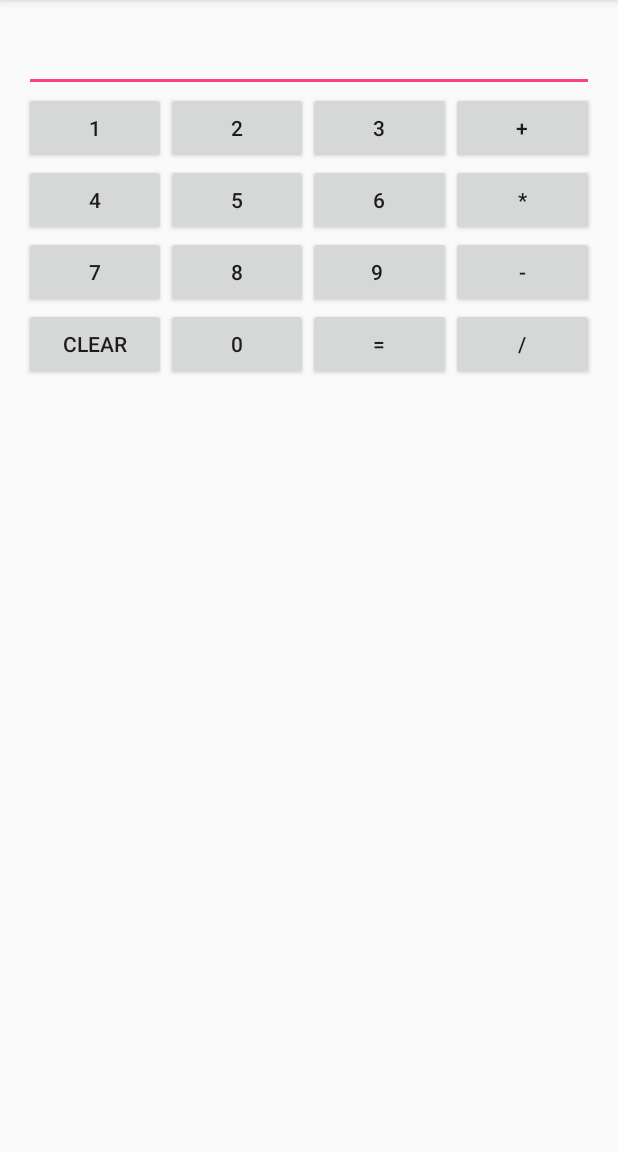
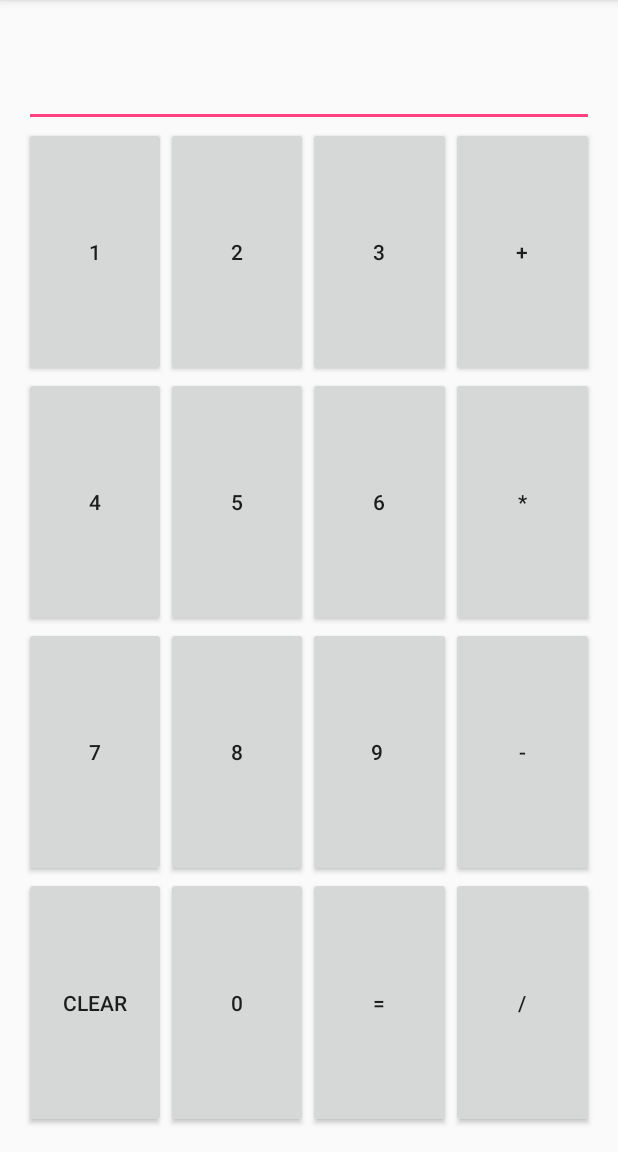
Before and after one commit to jaysazanov/Android, an Android app: the screen it shows after launch (MainActivity), on a phone screen of 412 x 824 dp, the part 84-1236 px from its top. Run offline under Robolectric (Android 15) with nearby library versions, the phone set to English and light mode, and no system bars.

Commit message:
Calculator Application new version adaptive to full screen
Calculator Application new version adaptive to full screen

```diff
--- a/Test_Calc/app/src/main/res/layout/activity_main.xml
+++ b/Test_Calc/app/src/main/res/layout/activity_main.xml
@@ -8,13 +8,13 @@
 
     <TableLayout
         android:layout_width="fill_parent"
-        android:layout_height="fill_parent"
-        >
+        android:layout_height="fill_parent">
 
     <EditText
         android:id="@+id/editText1"
         android:layout_width="fill_parent"
         android:layout_height="wrap_content"
+        android:layout_weight="0.2"
         android:layout_gravity="center_horizontal"
         android:inputType="number" >
 
@@ -24,7 +24,8 @@
 
     <TableRow
         android:layout_width="fill_parent"
-        android:layout_height="fill_parent">
+        android:layout_height="fill_parent"
+        android:layout_weight="1">
         <Button
             android:id="@+id/button1"
             android:layout_width="fill_parent"
@@ -57,8 +58,8 @@
 
         <Button
             android:id="@+id/button4"
-            android:layout_width="wrap_content"
-            android:layout_height="wrap_content"
+            android:layout_width="fill_parent"
+            android:layout_height="fill_parent"
             android:layout_weight="1"
             android:text="   +   "
             android:layout_toRightOf="@+id/button3"
@@ -67,7 +68,8 @@
     </TableRow>
         <TableRow
             android:layout_width="fill_parent"
-            android:layout_height="fill_parent">
+            android:layout_height="fill_parent"
+            android:layout_weight="1">
         <Button
             android:id="@+id/button6"
             android:layout_width="fill_parent"
@@ -111,7 +113,8 @@
 
         <TableRow
             android:layout_width="fill_parent"
-            android:layout_height="fill_parent">
+            android:layout_height="fill_parent"
+            android:layout_weight="1">
         <Button
             android:id="@+id/button11"
             android:layout_width="fill_parent"
@@ -155,7 +158,8 @@
         </TableRow>
         <TableRow
             android:layout_width="fill_parent"
-            android:layout_height="fill_parent">
+            android:layout_height="fill_parent"
+            android:layout_weight="1">
         <Button
             android:id="@+id/button22"
             android:layout_width="fill_parent"
```
